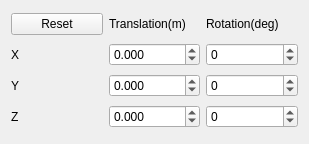
SilvioGiancola/Kinect2TCPIP, file src/TransformationWidget.ui: the form before one commit.
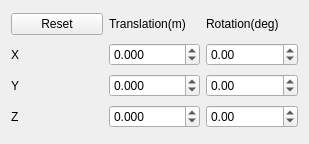
The form after the commit.

The edit to the form file:
```diff
--- a/src/TransformationWidget.ui
+++ b/src/TransformationWidget.ui
@@ -78,7 +78,7 @@
    <item row="1" column="2">
     <widget class="QDoubleSpinBox" name="RotationX">
      <property name="decimals">
-      <number>0</number>
+      <number>2</number>
      </property>
      <property name="minimum">
       <double>-180.000000000000000</double>
@@ -135,7 +135,7 @@
    <item row="2" column="2">
     <widget class="QDoubleSpinBox" name="RotationY">
      <property name="decimals">
-      <number>0</number>
+      <number>2</number>
      </property>
      <property name="minimum">
       <double>-180.000000000000000</double>
@@ -154,7 +154,7 @@
    <item row="3" column="2">
     <widget class="QDoubleSpinBox" name="RotationZ">
      <property name="decimals">
-      <number>0</number>
+      <number>2</number>
      </property>
      <property name="minimum">
       <double>-180.000000000000000</double>
```
